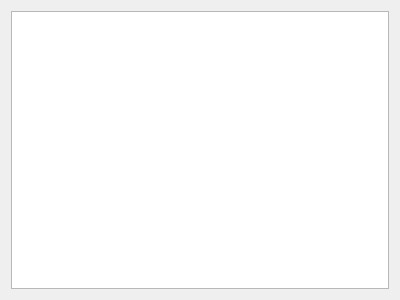
Above: outputwindow.ui from BYUCreateResearchLab/CREATE_LAB_Binder_Jet_Printer before the change. Below: the same form after it.
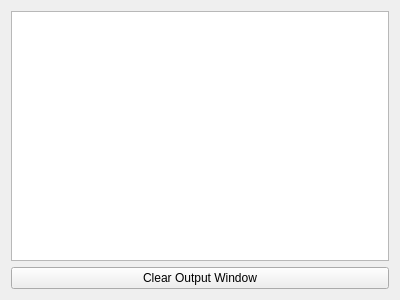
That is the form after the change.

Commit message: Powder Setup Window

What changed in the file:
```diff
--- a/outputwindow.ui
+++ b/outputwindow.ui
@@ -24,6 +24,13 @@
      </property>
     </widget>
    </item>
+   <item row="1" column="0">
+    <widget class="QPushButton" name="clearText">
+     <property name="text">
+      <string>Clear Output Window</string>
+     </property>
+    </widget>
+   </item>
   </layout>
  </widget>
  <resources/>
```
The commit also changes 18 other files.
